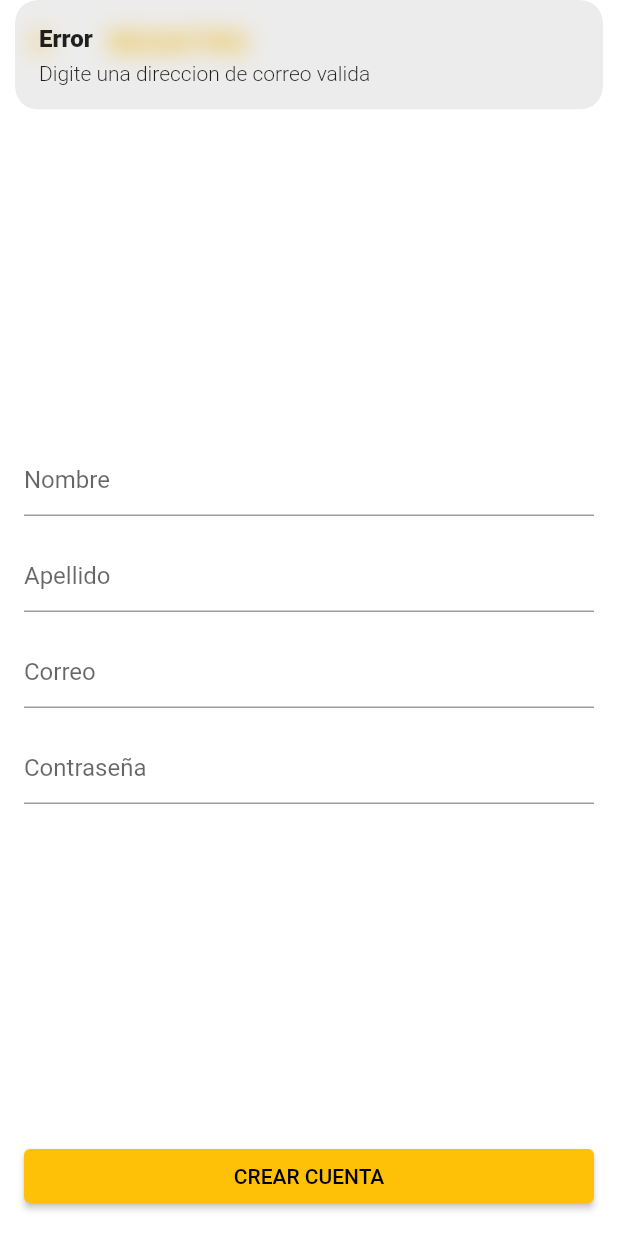
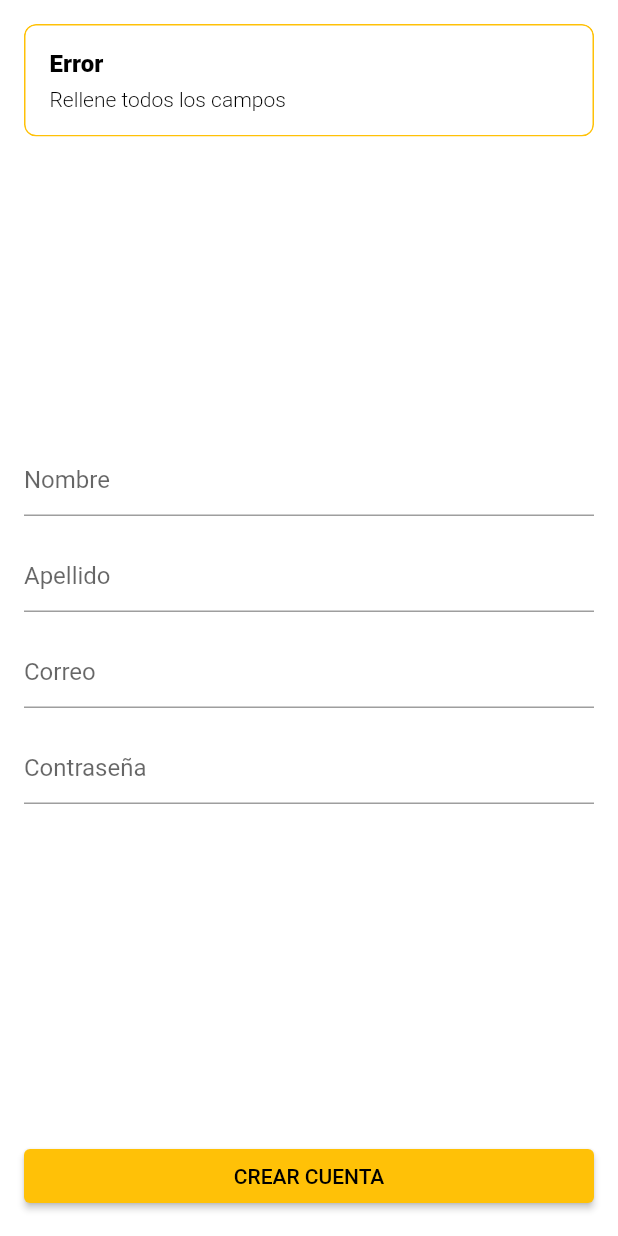
Before and after one commit to fecheverry/Exercise-Tracker, a Flutter app: the RegisterView screen opened directly, after a tap on "CREAR CUENTA", on a phone screen of 412 x 824 dp. Run offline on Flutter 3.47's test engine with Material 2 defaults, Android fonts, the light colour scheme and no system bars; our stand-ins replace geolocator, get, google_maps_flutter; accounts and stored records are empty.

Commit message:
Vistas corregidas

```diff
--- a/lib/ui/User/controllers/user_controller.dart
+++ b/lib/ui/User/controllers/user_controller.dart
@@ -1,5 +1,7 @@
 import 'package:exercise_tracker/ui/Activity/pages/home.dart';
 import 'package:exercise_tracker/ui/User/pages/login.dart';
+import 'package:flutter/cupertino.dart';
+import 'package:flutter/material.dart';
 import 'package:get/get.dart';
 import '../models/user_model.dart';
 
@@ -50,7 +52,16 @@ class UserController extends GetxController {
       user.value = foundUser;
       Get.to(() => HomeView());
     } else {
-      Get.snackbar('Error', 'Usuario o contraseña invalidos');
+      Get.snackbar(
+        'Error',
+        'Usuario o contraseña invalidos',
+        margin: const EdgeInsets.all(16),
+        borderRadius: 8,
+        borderColor: Colors.amber,
+        borderWidth: 1,
+        backgroundColor: Colors.white,
+        colorText: Colors.black,
+      );
     }
   }
 
@@ -63,7 +74,9 @@ class UserController extends GetxController {
         break;
       }
     }
-
+    if (name.isNotEmpty &&
+        lastName.isNotEmpty &&
+        email.isNotEmpty & password.isNotEmpty) {
       if (sw == 1) {
         if (emailRegex.hasMatch(email)) {
           User userToAdd = User(
@@ -77,11 +90,41 @@ class UserController extends GetxController {
           Get.to(() => HomeView());
           // El texto es una dirección de correo electrónico válida
         } else {
-        Get.snackbar('Error', 'Digite una direccion de correo valida');
+          Get.snackbar(
+            'Error',
+            'Correo invalido',
+            margin: const EdgeInsets.all(16),
+            borderRadius: 8,
+            borderColor: Colors.amber,
+            borderWidth: 1,
+            backgroundColor: Colors.white,
+            colorText: Colors.black,
+          );
           // El texto no es una dirección de correo electrónico válida
         }
       } else {
-      Get.snackbar('Error', 'Este correo ya se encuentra registrado');
+        Get.snackbar(
+          'Error',
+          'Este correo ya se encuentra registrado',
+          margin: const EdgeInsets.all(16),
+          borderRadius: 8,
+          borderColor: Colors.amber,
+          borderWidth: 1,
+          backgroundColor: Colors.white,
+          colorText: Colors.black,
+        );
+      }
+    } else {
+      Get.snackbar(
+        'Error',
+        'Rellene todos los campos',
+        margin: const EdgeInsets.all(16),
+        borderRadius: 8,
+        borderColor: Colors.amber,
+        borderWidth: 1,
+        backgroundColor: Colors.white,
+        colorText: Colors.black,
+      );
     }
   }
 
```
Also changed, not shown: lib/ui/Activity/pages/activity_history.dart (+26 -58 lines), lib/ui/Activity/pages/home.dart (+41 -34 lines), lib/ui/Segment/pages/segment_history.dart (+82 -81 lines). Lines whose indentation alone changed are shown as unchanged.
